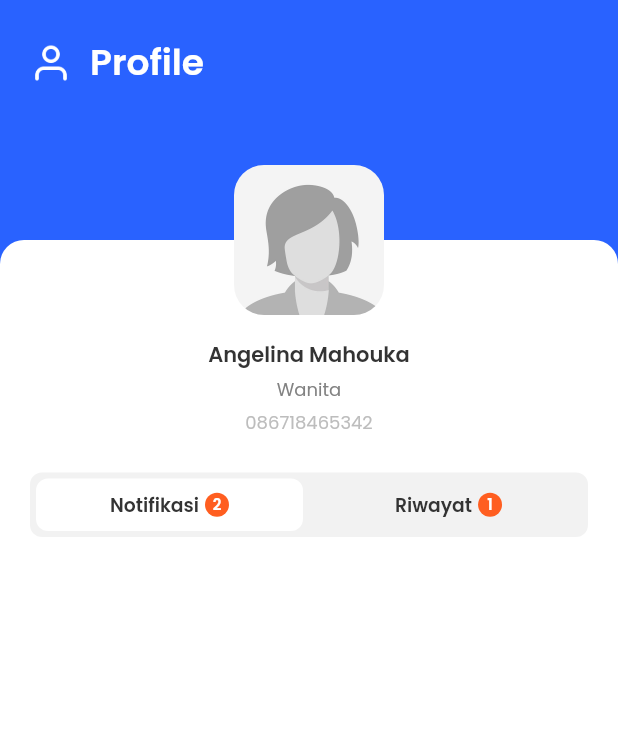
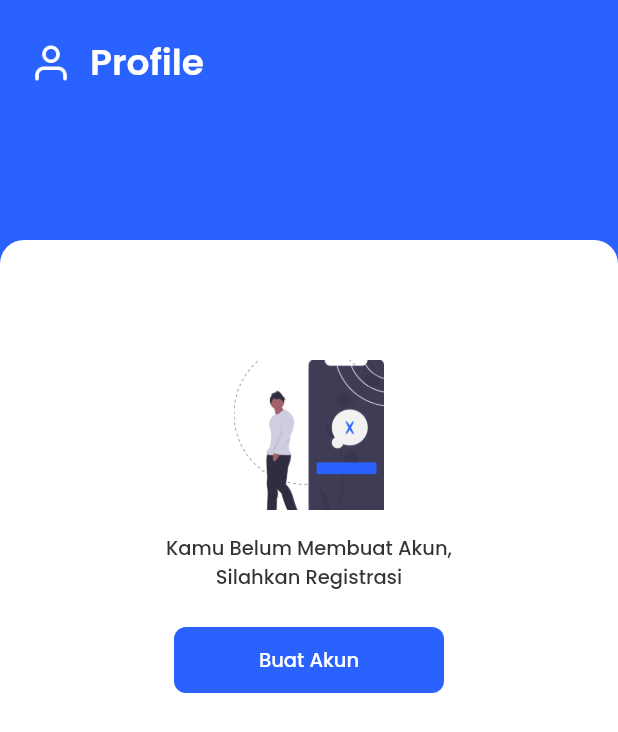
Before and after one commit to kinoarizu/HC-Hospital-App, a Flutter app: the ProfileScreen screen opened directly, on a phone screen of 412 x 824 dp. Shown: the top 732 px of the screen. Run offline on Flutter 3.47's test engine with Material 2 defaults, Android fonts, the phone set to English and light mode, and no system bars; our stand-ins replace cached_network_image, carousel_slider, cloud_firestore, email_validator, equatable, firebase_core and 6 more; missing offline and left inert: map_launcher; accounts and stored records are empty; generated files the repository leaves out were written again.

Commit message:
95% progress project

```diff
--- a/lib/extensions/date_time_extension.dart
+++ b/lib/extensions/date_time_extension.dart
@@ -1,7 +1,7 @@
 part of 'extensions.dart';
 
 extension DateTimeExtension on DateTime {
-  String get dateAndtime => "${this.shortDayName} ${this.day}, ${this.hour}:00";
+  String get dateAndtime => "${this.day} ${this.monthName} ${this.year}";
 
   String get shortDayName {
     switch (this.weekday) {
--- a/lib/services/booking_service.dart
+++ b/lib/services/booking_service.dart
@@ -19,8 +19,9 @@ class BookingService {
     QuerySnapshot snapshot = await _bookingCollection.get();
 
     final Box<Patient> patientBox = Hive.box('patients');
+
+    if (patientBox.isNotEmpty) {
       final Patient patient = patientBox.getAt(0);
-
       var documents = snapshot.docs.where((document) => document.data()['user_id'] == patient.id);
 
       List<Booking> bookings = [];
@@ -41,4 +42,7 @@ class BookingService {
 
       return bookings;
     }
+
+    return [];
   }
+}
--- a/lib/shared/route.dart
+++ b/lib/shared/route.dart
@@ -20,4 +20,5 @@ Map<String, WidgetBuilder> appRoute = {
   FeedbackWebviewScreen.routeName: (BuildContext context) => FeedbackWebviewScreen(),
   PartnerCareerScreen.routeName: (BuildContext context) => PartnerCareerScreen(),
   DetailPartnerVacancyScreen.routeName: (BuildContext context) => DetailPartnerVacancyScreen(),
+  DetailNotificationScreen.routeName: (BuildContext context) => DetailNotificationScreen(),
 };
--- a/lib/ui/booking/success_booking_screen.dart
+++ b/lib/ui/booking/success_booking_screen.dart
@@ -92,6 +92,7 @@ class SuccessBookingScreen extends StatelessWidget {
                           fontSize: 14,
                           text: "Lihat History",
                           onPressed: () {
+                            Provider.of<BookingProvider>(context, listen: false).loadResource();
                             Provider.of<NavigationProvider>(context, listen: false).changeIndex(3, initialPage: 3);
                             Navigator.pushNamedAndRemoveUntil(
                               context,
@@ -112,6 +113,7 @@ class SuccessBookingScreen extends StatelessWidget {
                             ),
                           ),
                           onTap: () {
+                            Provider.of<BookingProvider>(context, listen: false).loadResource();
                             Provider.of<NavigationProvider>(context, listen: false).changeIndex(0);
                             Navigator.pushNamedAndRemoveUntil(
                               context,
--- a/lib/ui/profile/components/notification_personal_card.dart
+++ b/lib/ui/profile/components/notification_personal_card.dart
@@ -95,7 +95,7 @@ class NotificationPersonalCard extends StatelessWidget {
           ],
         ),
       ),
-      onTap: () {},
+      onTap: onTap,
     );
   }
 }
--- a/lib/ui/profile/profile_screen.dart
+++ b/lib/ui/profile/profile_screen.dart
@@ -10,6 +10,8 @@ class _ProfileScreenState extends State<ProfileScreen> {
 
   @override
   Widget build(BuildContext context) {
+    final Box<Patient> patientBox = Hive.box('patients');
+
     return Scaffold(
       body: Stack(
         children: [
@@ -73,7 +75,7 @@ class _ProfileScreenState extends State<ProfileScreen> {
                                 topRight: Radius.circular(16),
                               ),
                             ),
-                            child: Column(
+                            child: (patientBox.isNotEmpty) ? Column(
                               crossAxisAlignment: CrossAxisAlignment.center,
                               children: [
                                 SizedBox(
@@ -82,7 +84,7 @@ class _ProfileScreenState extends State<ProfileScreen> {
                                 Column(
                                   children: [
                                     Text(
-                                      "Angelina Mahouka",
+                                      patientBox.getAt(0).name,
                                       style: semiBoldBaseFont.copyWith(
                                         fontSize: 14,
                                         color: darkGreyColor,
@@ -92,7 +94,7 @@ class _ProfileScreenState extends State<ProfileScreen> {
                                       height: 4,
                                     ),
                                     Text(
-                                      "Wanita",
+                                      patientBox.getAt(0).gender,
                                       style: regularBaseFont.copyWith(
                                         fontSize: 12,
                                         color: greyColor,
@@ -102,7 +104,7 @@ class _ProfileScreenState extends State<ProfileScreen> {
                                       height: 4,
                                     ),
                                     Text(
-                                      "086718465342",
+                                      patientBox.getAt(0).phoneNumber,
                                       style: regularBaseFont.copyWith(
                                         fontSize: 12,
                                         color: lightGreyColor,
@@ -155,11 +157,13 @@ class _ProfileScreenState extends State<ProfileScreen> {
                                                     shape: BoxShape.circle,
                                                   ),
                                                   child: Center(
-                                                    child: Text(
-                                                      "2",
+                                                    child: Consumer<PersonalNotificationProvider>(
+                                                      builder: (context, notification, _) => Text(
+                                                        notification.personalNotification.length.toString(),
                                                         style: semiBoldBaseFont.copyWith(
                                                           fontSize: 10,
                                                           color: baseColor,
+                                                        ),
                                                       ),
                                                     ),
                                                   ),
@@ -207,11 +211,13 @@ class _ProfileScreenState extends State<ProfileScreen> {
                                                     shape: BoxShape.circle,
                                                   ),
                                                   child: Center(
-                                                    child: Text(
-                                                      "1",
+                                                    child: Consumer<BookingProvider>(
+                                                      builder: (context, bookingProvider, _) => Text(
+                                                        bookingProvider.bookings.length.toString(),
                                                         style: semiBoldBaseFont.copyWith(
                                                           fontSize: 10,
                                                           color: baseColor,
+                                                        ),
                                                       ),
                                                     ),
                                                   ),
@@ -238,13 +244,19 @@ class _ProfileScreenState extends State<ProfileScreen> {
                                       return NotificationPersonalCard(
                                         notif,
                                         isNew: true,
-                                        onTap: () {},
+                                        onTap: () {
+                                          Navigator.pushNamed(context, DetailNotificationScreen.routeName,
+                                            arguments: notif,
+                                          );
+                                        },
                                       );
                                     }).toList(),
                                   ),
                                 ),
                                 if (!isNotificationTab) Consumer<BookingProvider>(
-                                  builder: (context, bookingProvider, _) => Column(
+                                  builder: (context, bookingProvider, _) {
+                                    if (bookingProvider.bookings.length != 0) {
+                                      return Column(
                                         children: bookingProvider.bookings.map((booking){
                                           return HistoryPersonalCard(
                                             booking,
@@ -252,12 +264,62 @@ class _ProfileScreenState extends State<ProfileScreen> {
                                             onTap: () {},
                                           );
                                         }).toList(),
+                                      );
+                                    }
+
+                                    return Padding(
+                                      padding: const EdgeInsets.only(
+                                        top: 10,
                                       ),
+                                      child: EmptyViewState(),
+                                    );
+                                  },
+                                ),
+                              ],
+                            ) : Container(
+                              height: 180,
+                              margin: EdgeInsets.only(
+                                top: 64,
+                              ),
+                              child: Column(
+                                children: [
+                                  Image.asset(
+                                    "assets/image/unauth.png",
+                                    width: 100,
+                                    height: 100,
+                                    fit: BoxFit.cover,
+                                  ),
+                                  SizedBox(
+                                    height: 16,
+                                  ),
+                                  Text(
+                                    "Kamu Belum Membuat Akun,\nSilahkan Registrasi",
+                                    textAlign: TextAlign.center,
+                                    style: mediumBaseFont.copyWith(
+                                      fontSize: 13,
+                                      color: darkGreyColor,
+                                    ),
+                                  ),
+                                  SizedBox(
+                                    height: 24,
+                                  ),
+                                  AccentRaisedButton(
+                                    width: 180,
+                                    height: 44,
+                                    borderRadius: 8,
+                                    color: accentColor,
+                                    fontColor: baseColor,
+                                    fontSize: 13,
+                                    text: "Buat Akun",
+                                    onPressed: () {
+                                      Navigator.pushNamed(context, RegisterScreen.routeName);
+                                    },
                                   ),
                                 ],
                               ),
                             ),
-                          Align(
+                          ),
+                          if (patientBox.isNotEmpty) Align(
                             alignment: Alignment.center,
                             child: Container(
                               width: 100,
--- a/lib/ui/ui.dart
+++ b/lib/ui/ui.dart
@@ -43,6 +43,7 @@ part 'menu/menu_screen.dart';
 part 'menu/feedback_webview_screen.dart';
 part 'menu/detail_partner_vacancy_screen.dart';
 part 'profile/profile_screen.dart';
+part 'profile/detail_notification_screen.dart';
 
 part 'static/bottom_navbar.dart';
 part 'static/accent_raised_button.dart';
@@ -62,7 +63,6 @@ part 'home/components/map_address_card.dart';
 part 'home/components/map_view_card.dart';
 part 'booking/components/doctor_schedule_info.dart';
 part 'booking/components/doctor_view_card.dart';
-part 'booking/components/filter_modal_bottom_sheet.dart';
 part 'booking/components/selectable_date_button.dart';
 part 'booking/components/patient_radio_option.dart';
 part 'service/components/hospital_facility_card.dart';
```
Also changed, not shown: lib/ui/booking/booking_screen.dart (+0 -16 lines), lib/ui/booking/components/filter_modal_bottom_sheet.dart (deleted, +0 -114 lines), lib/ui/booking/register_screen.dart (+12 -3 lines), lib/ui/menu/partner_career_screen.dart (+10 -0 lines), lib/ui/profile/detail_notification_screen.dart (added, +146 -0 lines), lib/ui/static/bottom_navbar.dart (+8 -4 lines), assets/image/unauth.png (added). Lines whose indentation alone changed are shown as unchanged.
